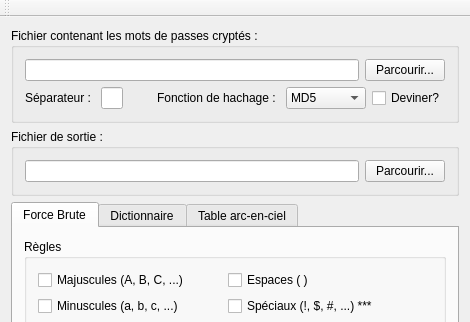
This is CasseNoisette/CasseNoisette/cassenoisette.ui in raphaeldore/Casse-Noisette as Qt 5 draws it before an edit; both pictures show x 0 to 470 and y 0 to 322 of the 470 by 513 pixel window. The edited form follows.
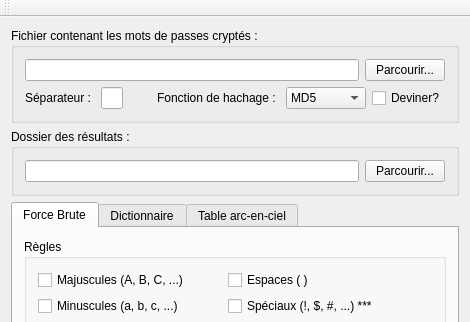
This is the edited form.

Commit message: On peut choisir à partir du UI le dossier de sortie du fichier de résultats

```diff
--- a/CasseNoisette/CasseNoisette/cassenoisette.ui
+++ b/CasseNoisette/CasseNoisette/cassenoisette.ui
@@ -146,7 +146,7 @@
        <string>&lt;html&gt;&lt;head/&gt;&lt;body&gt;&lt;p&gt;Destination du fichier qui contiendra les mots de passes décryptés (le résultat du crackage)&lt;/p&gt;&lt;/body&gt;&lt;/html&gt;</string>
       </property>
       <property name="title">
-       <string>Fichier de sortie :</string>
+       <string>Dossier des résultats :</string>
       </property>
       <layout class="QVBoxLayout" name="verticalLayout_5">
        <item>
```
Left out of the diff: 4 changed lines with no effect on the pictures. The commit also changes 2 other files.
